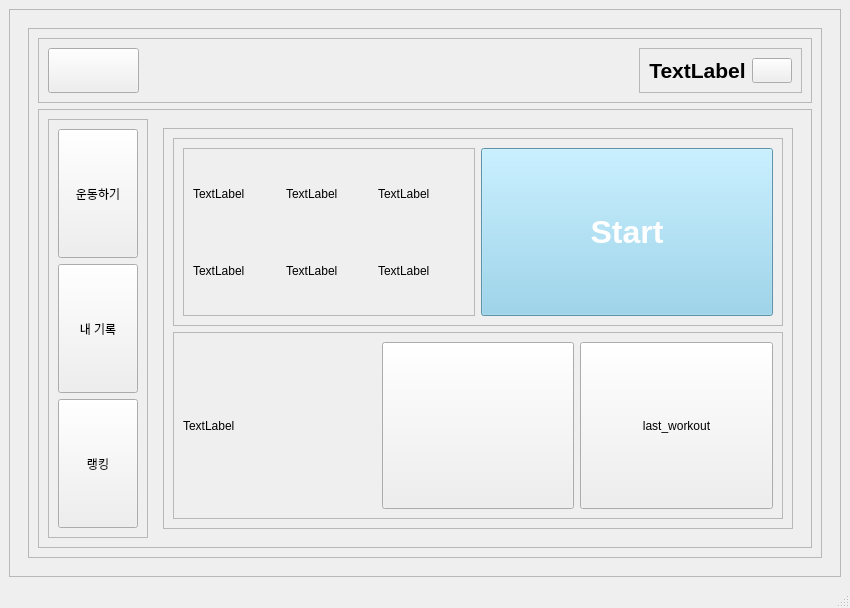
Above: client/ui/main_page.ui from addinedu-ros-8th/deeplearning-repo-1 before the change. Below: the same form after it.
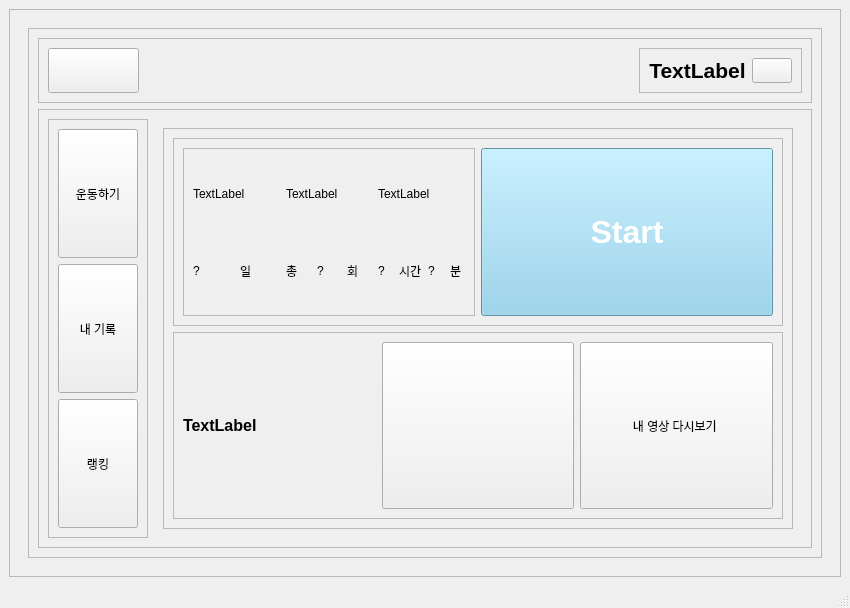
That is the form after the change. The open tabs and pages were chosen to show the change.

Commit message: update gui page and delete code that we don't use

Patch:
```diff
--- a/client/ui/main_page.ui
+++ b/client/ui/main_page.ui
@@ -608,11 +608,22 @@
                                  </widget>
                                 </item>
                                 <item>
+                                 <layout class="QHBoxLayout" name="horizontalLayout_6">
+                                  <item>
                                  <widget class="QLabel" name="lb_days">
                                   <property name="text">
-                                   <string>TextLabel</string>
-                                  </property>
-                                 </widget>
+                                     <string>?</string>
+                                    </property>
+                                   </widget>
+                                  </item>
+                                  <item>
+                                   <widget class="QLabel" name="label_5">
+                                    <property name="text">
+                                     <string>일</string>
+                                    </property>
+                                   </widget>
+                                  </item>
+                                 </layout>
                                 </item>
                                </layout>
                               </item>
@@ -626,11 +637,29 @@
                                  </widget>
                                 </item>
                                 <item>
+                                 <layout class="QHBoxLayout" name="horizontalLayout_5">
+                                  <item>
+                                   <widget class="QLabel" name="label_3">
+                                    <property name="text">
+                                     <string>총</string>
+                                    </property>
+                                   </widget>
+                                  </item>
+                                  <item>
                                  <widget class="QLabel" name="lb_count">
                                   <property name="text">
-                                   <string>TextLabel</string>
-                                  </property>
-                                 </widget>
+                                     <string>?</string>
+                                    </property>
+                                   </widget>
+                                  </item>
+                                  <item>
+                                   <widget class="QLabel" name="label_4">
+                                    <property name="text">
+                                     <string>회</string>
+                                    </property>
+                                   </widget>
+                                  </item>
+                                 </layout>
                                 </item>
                                </layout>
                               </item>
@@ -644,11 +673,36 @@
                                  </widget>
                                 </item>
                                 <item>
-                                 <widget class="QLabel" name="lb_time">
+                                 <layout class="QHBoxLayout" name="horizontalLayout_7">
+                                  <item>
+                                   <widget class="QLabel" name="lb_hour">
                                   <property name="text">
-                                   <string>TextLabel</string>
-                                  </property>
-                                 </widget>
+                                     <string>?</string>
+                                    </property>
+                                   </widget>
+                                  </item>
+                                  <item>
+                                   <widget class="QLabel" name="label_6">
+                                    <property name="text">
+                                     <string>시간</string>
+                                    </property>
+                                   </widget>
+                                  </item>
+                                  <item>
+                                   <widget class="QLabel" name="lb_min">
+                                    <property name="text">
+                                     <string>?</string>
+                                    </property>
+                                   </widget>
+                                  </item>
+                                  <item>
+                                   <widget class="QLabel" name="label_7">
+                                    <property name="text">
+                                     <string>분</string>
+                                    </property>
+                                   </widget>
+                                  </item>
+                                 </layout>
                                 </item>
                                </layout>
                               </item>
@@ -696,6 +750,13 @@
                           <layout class="QHBoxLayout" name="horizontalLayout_13">
                            <item>
                             <widget class="QLabel" name="lb_score">
+                             <property name="font">
+                              <font>
+                               <pointsize>12</pointsize>
+                               <weight>75</weight>
+                               <bold>true</bold>
+                              </font>
+                             </property>
                              <property name="text">
                               <string>TextLabel</string>
                              </property>
@@ -723,7 +784,7 @@
                               </sizepolicy>
                              </property>
                              <property name="text">
-                              <string>last_workout</string>
+                              <string>내 영상 다시보기 </string>
                              </property>
                             </widget>
                            </item>
```
Left out of the diff: 2 changed lines with no effect on the pictures. Lines whose indentation alone changed are shown as unchanged. The commit also changes 2 other files.
